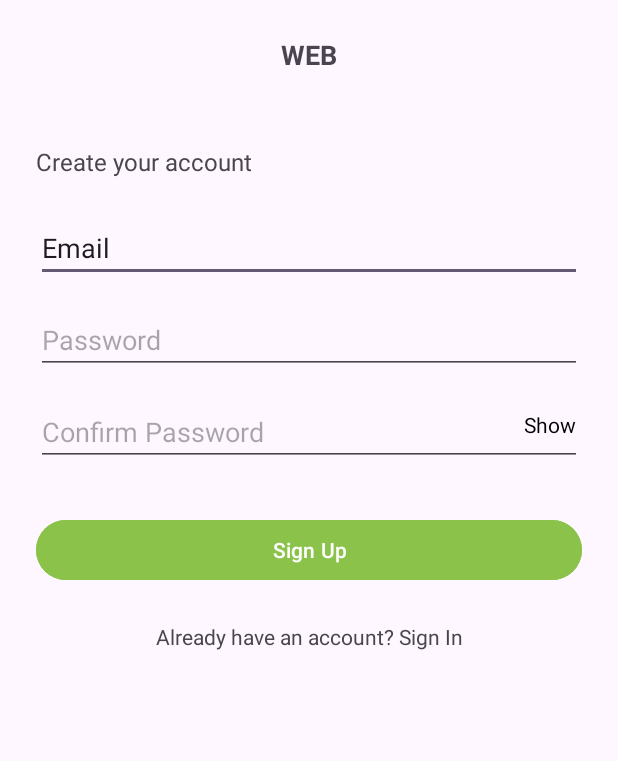
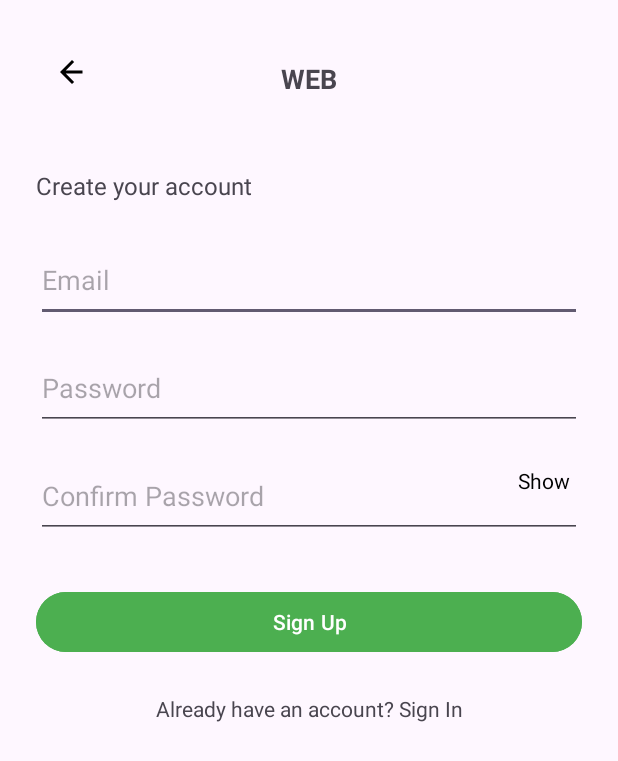
Before and after one commit to TATUMGAMES/TG-TATUM-TECH-android, an Android app: the signupActivity2 screen opened directly, with no data from a screen before it, on a phone screen of 412 x 824 dp. Shown: the top 761 px of the screen. Run offline under Robolectric (Android 15) with nearby library versions, the phone set to English and light mode, and no system bars; 6 statements that could not run were skipped.

Commit message:
:construction: added more projects files
Signed-off-by: Antwain <antwainhenry17@gmail.com>

```diff
--- a/app/src/main/res/layout/activity_login2.xml
+++ b/app/src/main/res/layout/activity_login2.xml
@@ -84,7 +84,8 @@
         app:layout_constraintTop_toBottomOf="@id/orSeparator"
         app:layout_constraintStart_toStartOf="parent"
         app:layout_constraintEnd_toEndOf="parent"
-        android:layout_marginTop="16dp" />
+        android:layout_marginTop="16dp"
+        tools:ignore="VisualLintButtonSize" />
 
     <!-- Terms and Privacy -->
     <TextView
--- a/app/src/main/res/layout/activity_signup2.xml
+++ b/app/src/main/res/layout/activity_signup2.xml
@@ -11,8 +11,11 @@
     <!-- Back Button -->
     <ImageView
         android:id="@+id/back_arrow"
-        android:layout_width="24dp"
-        android:layout_height="24dp"
+        android:layout_width="48dp"
+        android:layout_height="48dp"
+        android:padding="12dp"
+        android:src="@drawable/ic_arrow_back"
+        android:contentDescription="@string/back"
         app:layout_constraintTop_toTopOf="parent"
         app:layout_constraintStart_toStartOf="parent" />
 
@@ -26,7 +29,8 @@
         android:textStyle="bold"
         app:layout_constraintStart_toStartOf="parent"
         app:layout_constraintTop_toTopOf="parent"
-        app:layout_constraintEnd_toEndOf="parent" />
+        app:layout_constraintEnd_toEndOf="parent"
+        android:layout_marginTop="16dp" />
 
     <!-- Description -->
     <TextView
@@ -42,74 +46,84 @@
 
     <!-- Email -->
     <EditText
-        android:id="@+id/etemail"
+        android:id="@+id/et_email"
         android:layout_width="0dp"
-        android:layout_height="wrap_content"
-        android:text="@string/email"
+        android:layout_height="56dp"
+        android:hint="@string/email"
         android:inputType="textEmailAddress"
+        android:importantForAutofill="yes"
+        android:autofillHints="emailAddress"
         app:layout_constraintTop_toBottomOf="@id/description"
         app:layout_constraintStart_toStartOf="parent"
         app:layout_constraintEnd_toEndOf="parent"
-        android:layout_marginTop="24dp" />
+        android:layout_marginTop="24dp"
+        tools:ignore="VisualLintTextFieldSize" />
 
     <!-- Password -->
     <EditText
-        android:id="@+id/etpassword"
+        android:id="@+id/et_password"
         android:layout_width="0dp"
-        android:layout_height="wrap_content"
+        android:layout_height="56dp"
         android:hint="@string/password"
         android:inputType="textPassword"
-        app:layout_constraintTop_toBottomOf="@id/etemail"
+        android:importantForAutofill="yes"
+        android:autofillHints="password"
+        app:layout_constraintTop_toBottomOf="@id/et_email"
         app:layout_constraintStart_toStartOf="parent"
         app:layout_constraintEnd_toEndOf="parent"
-        android:layout_marginTop="16dp" />
+        android:layout_marginTop="16dp"
+        tools:ignore="VisualLintTextFieldSize" />
 
     <!-- Confirm Password -->
     <EditText
-        android:id="@+id/etconfirm_Password"
+        android:id="@+id/et_confirm_Password"
         android:layout_width="0dp"
-        android:layout_height="wrap_content"
+        android:layout_height="56dp"
+        android:layout_marginTop="16dp"
+        android:autofillHints="password"
         android:hint="@string/confirm_password"
+        android:importantForAutofill="yes"
         android:inputType="textPassword"
-        app:layout_constraintTop_toBottomOf="@id/etpassword"
+        app:layout_constraintEnd_toEndOf="parent"
         app:layout_constraintStart_toStartOf="parent"
-        app:layout_constraintEnd_toEndOf="parent"
-        android:layout_marginTop="16dp" />
+        app:layout_constraintTop_toBottomOf="@id/et_password"
+        tools:ignore="TextContrastCheck,VisualLintTextFieldSize" />
 
-    <!-- Show Password Toggle (Optional Enhancement) -->
+    <!-- Show Password Toggle -->
     <TextView
-        android:id="@+id/tvshow_password"
+        android:id="@+id/tv_show_password"
         android:layout_width="wrap_content"
         android:layout_height="wrap_content"
         android:text="@string/show"
         android:textColor="@color/black"
         android:textSize="14sp"
-        app:layout_constraintTop_toTopOf="@id/etconfirm_Password"
+        app:layout_constraintTop_toTopOf="@id/et_confirm_Password"
         app:layout_constraintEnd_toEndOf="parent"
         android:layout_marginTop="8dp"
-        android:layout_marginEnd="4dp" />
+        android:layout_marginEnd="8dp" />
 
     <!-- Sign Up Button -->
     <Button
-        android:id="@+id/btnsignup_button"
+        android:id="@+id/btn_signup_button"
         android:layout_width="0dp"
-        android:layout_height="wrap_content"
+        android:layout_height="48dp"
+        android:layout_marginTop="32dp"
+        android:backgroundTint="#4CAF50"
         android:text="@string/sign_up"
-        android:textColor="@android:color/white"
-        android:backgroundTint="@color/green_300"
-        app:layout_constraintTop_toBottomOf="@id/etconfirm_Password"
+        android:textColor="#FFFFFF"
+        app:layout_constraintEnd_toEndOf="parent"
         app:layout_constraintStart_toStartOf="parent"
-        app:layout_constraintEnd_toEndOf="parent"
-        android:layout_marginTop="32dp" />
+        app:layout_constraintTop_toBottomOf="@id/et_confirm_Password"
+        tools:ignore="TextContrastCheck,VisualLintButtonSize" />
 
     <!-- Already have an account? -->
     <TextView
-        android:id="@+id/tvsignin_link"
+        android:id="@+id/tvs_sign_in_link"
         android:layout_width="wrap_content"
         android:layout_height="wrap_content"
-        android:text="Already have an account? Sign In"
+        android:text="@string/already_have_an_account"
         android:textSize="14sp"
-        app:layout_constraintTop_toBottomOf="@id/btnsignup_button"
+        app:layout_constraintTop_toBottomOf="@id/btn_signup_button"
         app:layout_constraintStart_toStartOf="parent"
         app:layout_constraintEnd_toEndOf="parent"
         android:layout_marginTop="24dp" />
--- a/app/src/main/res/values/strings.xml
+++ b/app/src/main/res/values/strings.xml
@@ -1,6 +1,8 @@
 <resources>
     <string name="app_name">Tatum Tech</string>
     <string name="title_activity_login">LoginActivity</string>
+    <string name="back">Back</string>
+
     <string name="prompt_password">Password</string>
     <string name="prompt_email">Email</string>
     <string name="confirm_password">Confirm Password</string>
```
Also changed, not shown: app/src/main/res/layout/activity_home2.xml (+3 -4 lines), app/src/main/res/layout/activity_signin2.xml (+37 -28 lines).
